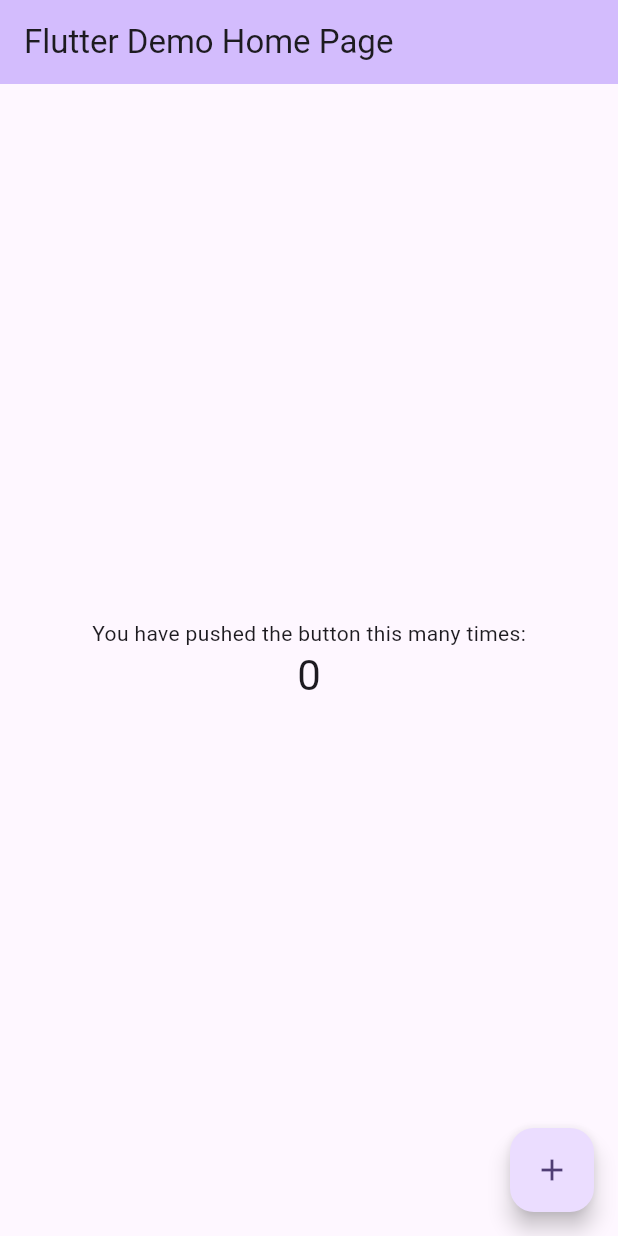
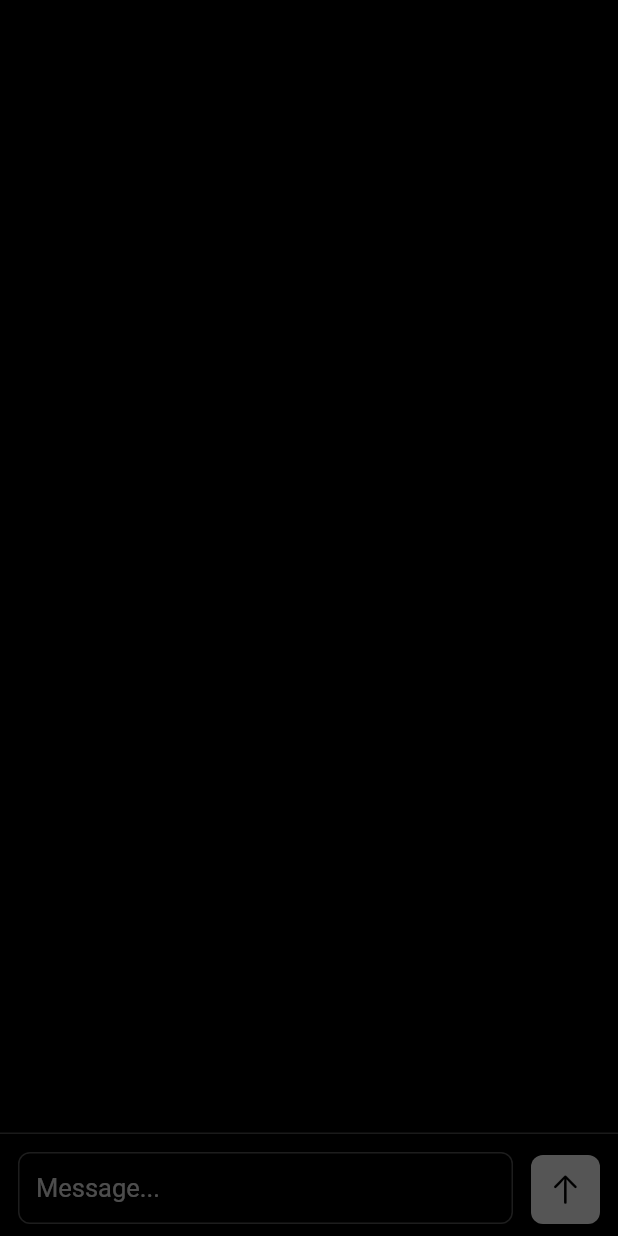
Before and after one commit to rootint/ml-helper-gai, a Flutter app: the screen it shows after launch, on a phone screen of 412 x 824 dp. Run offline on Flutter 3.47's test engine with Material 2 defaults, Android fonts, the phone set to English and light mode, and no system bars.

Commit message:
Implement app UI

```diff
--- a/neuralearn_flutter/lib/main.dart
+++ b/neuralearn_flutter/lib/main.dart
@@ -1,4 +1,5 @@
 import 'package:flutter/material.dart';
+import 'package:neuralearn_flutter/main_screen.dart';
 
 void main() {
   runApp(const MyApp());
@@ -6,120 +7,16 @@ void main() {
 
 class MyApp extends StatelessWidget {
   const MyApp({super.key});
-
-  // This widget is the root of your application.
   @override
   Widget build(BuildContext context) {
     return MaterialApp(
-      title: 'Flutter Demo',
+      debugShowCheckedModeBanner: false,
+      themeMode: ThemeMode.dark,
       theme: ThemeData(
-        // This is the theme of your application.
-        //
-        // TRY THIS: Try running your application with "flutter run". You'll see
-        // the application has a blue toolbar. Then, without quitting the app,
-        // try changing the seedColor in the colorScheme below to Colors.green
-        // and then invoke "hot reload" (save your changes or press the "hot
-        // reload" button in a Flutter-supported IDE, or press "r" if you used
-        // the command line to start the app).
-        //
-        // Notice that the counter didn't reset back to zero; the application
-        // state is not lost during the reload. To reset the state, use hot
-        // restart instead.
-        //
-        // This works for code too, not just values: Most code changes can be
-        // tested with just a hot reload.
-        colorScheme: ColorScheme.fromSeed(seedColor: Colors.deepPurple),
-        useMaterial3: true,
+        primaryColor: Colors.white,
       ),
-      home: const MyHomePage(title: 'Flutter Demo Home Page'),
+      title: 'NeuraLearn',
+      home: MainScreen(),
     );
   }
 }
-
-class MyHomePage extends StatefulWidget {
-  const MyHomePage({super.key, required this.title});
-
-  // This widget is the home page of your application. It is stateful, meaning
-  // that it has a State object (defined below) that contains fields that affect
-  // how it looks.
-
-  // This class is the configuration for the state. It holds the values (in this
-  // case the title) provided by the parent (in this case the App widget) and
-  // used by the build method of the State. Fields in a Widget subclass are
-  // always marked "final".
-
-  final String title;
-
-  @override
-  State<MyHomePage> createState() => _MyHomePageState();
-}
-
-class _MyHomePageState extends State<MyHomePage> {
-  int _counter = 0;
-
-  void _incrementCounter() {
-    setState(() {
-      // This call to setState tells the Flutter framework that something has
-      // changed in this State, which causes it to rerun the build method below
-      // so that the display can reflect the updated values. If we changed
-      // _counter without calling setState(), then the build method would not be
-      // called again, and so nothing would appear to happen.
-      _counter++;
-    });
-  }
-
-  @override
-  Widget build(BuildContext context) {
-    // This method is rerun every time setState is called, for instance as done
-    // by the _incrementCounter method above.
-    //
-    // The Flutter framework has been optimized to make rerunning build methods
-    // fast, so that you can just rebuild anything that needs updating rather
-    // than having to individually change instances of widgets.
-    return Scaffold(
-      appBar: AppBar(
-        // TRY THIS: Try changing the color here to a specific color (to
-        // Colors.amber, perhaps?) and trigger a hot reload to see the AppBar
-        // change color while the other colors stay the same.
-        backgroundColor: Theme.of(context).colorScheme.inversePrimary,
-        // Here we take the value from the MyHomePage object that was created by
-        // the App.build method, and use it to set our appbar title.
-        title: Text(widget.title),
-      ),
-      body: Center(
-        // Center is a layout widget. It takes a single child and positions it
-        // in the middle of the parent.
-        child: Column(
-          // Column is also a layout widget. It takes a list of children and
-          // arranges them vertically. By default, it sizes itself to fit its
-          // children horizontally, and tries to be as tall as its parent.
-          //
-          // Column has various properties to control how it sizes itself and
-          // how it positions its children. Here we use mainAxisAlignment to
-          // center the children vertically; the main axis here is the vertical
-          // axis because Columns are vertical (the cross axis would be
-          // horizontal).
-          //
-          // TRY THIS: Invoke "debug painting" (choose the "Toggle Debug Paint"
-          // action in the IDE, or press "p" in the console), to see the
-          // wireframe for each widget.
-          mainAxisAlignment: MainAxisAlignment.center,
-          children: <Widget>[
-            const Text(
-              'You have pushed the button this many times:',
-            ),
-            Text(
-              '$_counter',
-              style: Theme.of(context).textTheme.headlineMedium,
-            ),
-          ],
-        ),
-      ),
-      floatingActionButton: FloatingActionButton(
-        onPressed: _incrementCounter,
-        tooltip: 'Increment',
-        child: const Icon(Icons.add),
-      ), // This trailing comma makes auto-formatting nicer for build methods.
-    );
-  }
-}
--- /dev/null
+++ b/neuralearn_flutter/lib/main_screen.dart
@@ -0,0 +1,142 @@
+import 'package:flutter/cupertino.dart';
+import 'package:flutter/material.dart';
+
+class MainScreen extends StatelessWidget {
+  const MainScreen({super.key});
+
+  @override
+  Widget build(BuildContext context) {
+    return Scaffold(
+      backgroundColor: Colors.black,
+      body: SafeArea(
+        child: Column(
+          children: [
+            Expanded(
+              child: GestureDetector(
+                onTap: () => FocusScope.of(context).unfocus(),
+                child: ChatView(),
+              ),
+            ),
+            BottomTextField(),
+          ],
+        ),
+      ),
+    );
+  }
+}
+
+class BottomTextField extends StatefulWidget {
+  const BottomTextField({super.key});
+
+  @override
+  State<BottomTextField> createState() => _BottomTextFieldState();
+}
+
+class _BottomTextFieldState extends State<BottomTextField> {
+  final controller = TextEditingController();
+  bool _buttonDisabled = true;
+
+  @override
+  void dispose() {
+    controller.dispose();
+    super.dispose();
+  }
+
+  void sendMessage() {
+    controller.text = '';
+  }
+
+  @override
+  Widget build(BuildContext context) {
+    return Container(
+      decoration: const BoxDecoration(
+        border: Border(
+          top: BorderSide(color: Color(0x4D555555)),
+        ),
+      ),
+      child: Padding(
+        padding: const EdgeInsets.fromLTRB(12, 12, 12, 8),
+        child: Row(
+          crossAxisAlignment: CrossAxisAlignment.end,
+          children: [
+            Expanded(
+              child: TextField(
+                controller: controller,
+                decoration: InputDecoration(
+                  contentPadding: const EdgeInsets.fromLTRB(12, 6, 12, 6),
+                  hintText: 'Message...',
+                  enabledBorder: OutlineInputBorder(
+                    borderRadius: BorderRadius.circular(8),
+                    borderSide: BorderSide(
+                      color: Color(0x1DFFFFFF),
+                      width: 1,
+                    ),
+                  ),
+                  focusedBorder: OutlineInputBorder(
+                    borderRadius: BorderRadius.circular(8),
+                    borderSide: BorderSide(
+                      color: Color(0xDDFFFFFF),
+                      width: 1,
+                    ),
+                  ),
+                  hintStyle: const TextStyle(
+                    color: Color(0x4DFFFFFF),
+                    fontWeight: FontWeight.w400,
+                    fontSize: 17,
+                  ),
+                ),
+                onChanged: (val) {
+                  if (val == '') {
+                    setState(() {
+                      _buttonDisabled = true;
+                    });
+                  } else {
+                    setState(() {
+                      _buttonDisabled = false;
+                    });
+                  }
+                },
+                maxLines: 3,
+                minLines: 1,
+                style: const TextStyle(
+                  color: Colors.white,
+                  fontWeight: FontWeight.w400,
+                  fontSize: 17,
+                ),
+                cursorColor: Colors.white,
+              ),
+            ),
+            const SizedBox(width: 12),
+            GestureDetector(
+              onTap: sendMessage,
+              child: Container(
+                decoration: BoxDecoration(
+                  color:
+                      _buttonDisabled ? const Color(0x55FFFFFF) : const Color(0xDDFFFFFF),
+                  borderRadius: BorderRadius.circular(8),
+                ),
+                child: const Padding(
+                  padding: EdgeInsets.all(11),
+                  child: Icon(
+                    CupertinoIcons.arrow_up,
+                    color: Colors.black,
+                    size: 24,
+                  ),
+                ),
+              ),
+            )
+          ],
+        ),
+      ),
+    );
+  }
+}
+
+class ChatView extends StatelessWidget {
+  const ChatView({super.key});
+
+  @override
+  Widget build(BuildContext context) {
+    return ListView();
+  }
+}
--- a/neuralearn_flutter/pubspec.yaml
+++ b/neuralearn_flutter/pubspec.yaml
@@ -35,6 +35,7 @@ dependencies:
   # The following adds the Cupertino Icons font to your application.
   # Use with the CupertinoIcons class for iOS style icons.
   cupertino_icons: ^1.0.2
+  provider: ^6.1.1
 
 dev_dependencies:
   flutter_test:
```
Also changed, not shown: neuralearn_flutter/pubspec.lock, 2 other files.
